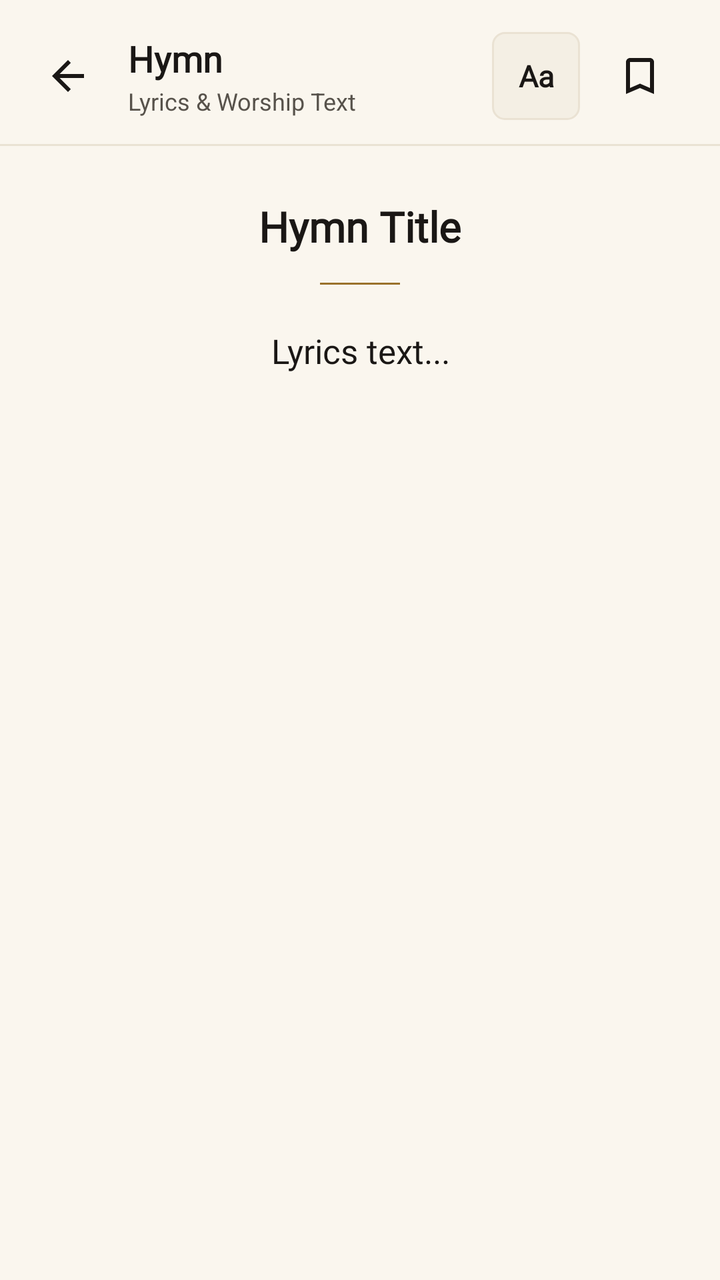
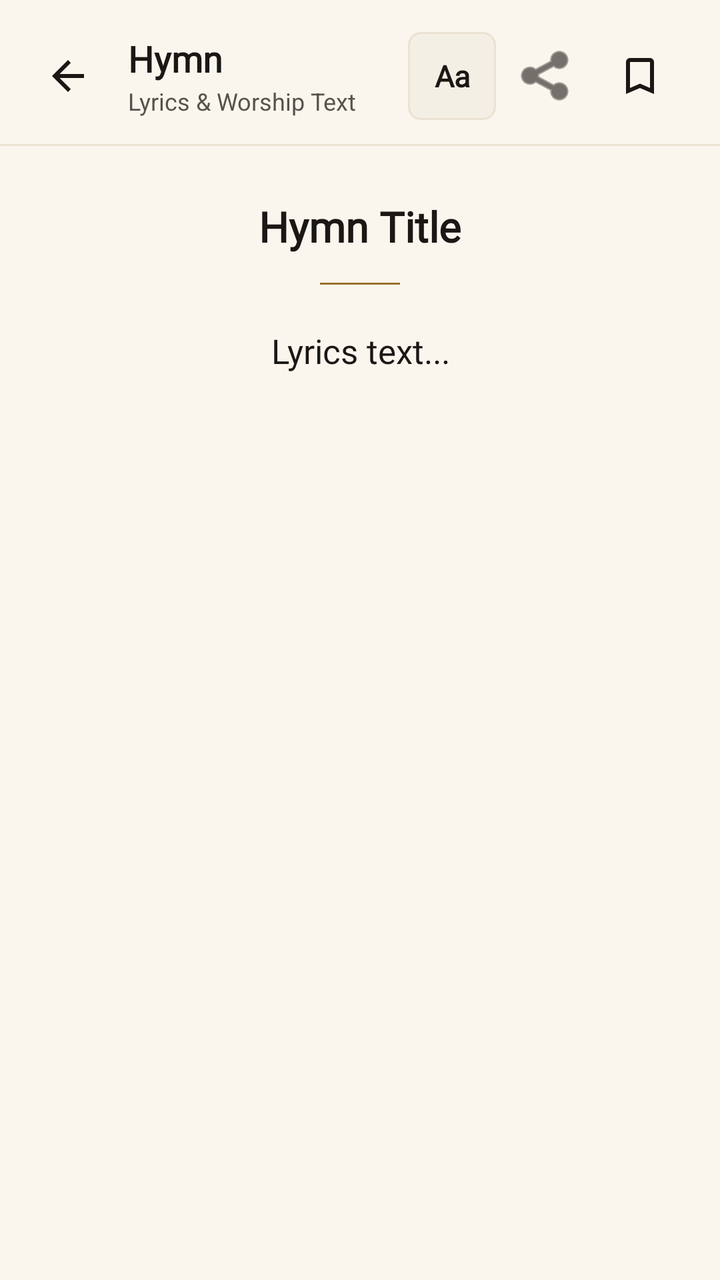

Screens rendered from an Android XML layout before and after an edit, with the pre-edit source and the edit as a unified diff.
<!-- AndroidManifest.xml: application theme AppTheme -->
<!-- res/layout/lyrics.xml -->
<?xml version="1.0" encoding="utf-8"?>
<LinearLayout
	xmlns:android="http://schemas.android.com/apk/res/android"
	xmlns:app="http://schemas.android.com/apk/res-auto"
	xmlns:tools="http://schemas.android.com/tools"
	android:layout_width="match_parent"
	android:layout_height="match_parent"
	android:background="@color/colorBackground"
	android:orientation="vertical">

	
	<LinearLayout
		android:layout_width="match_parent"
		android:layout_height="wrap_content"
		android:orientation="horizontal"
		android:gravity="center_vertical"
		android:paddingStart="10dp"
		android:paddingEnd="16dp"
		android:paddingTop="14dp"
		android:paddingBottom="10dp">

		<ImageButton
			android:id="@+id/btn_back"
			android:layout_width="48dp"
			android:layout_height="48dp"
			android:background="?android:attr/selectableItemBackgroundBorderless"
			android:src="@drawable/ic_arrow_back"
			android:contentDescription="Back"
			app:tint="@color/colorTextPrimary" />

		<LinearLayout
			android:layout_width="0dp"
			android:layout_height="wrap_content"
			android:layout_weight="1"
			android:layout_marginStart="6dp"
			android:orientation="vertical">

			<TextView
				android:id="@+id/header_title"
				android:layout_width="wrap_content"
				android:layout_height="wrap_content"
				android:fontFamily="@font/crimson_pro"
				android:text="Hymn"
				android:textColor="@color/colorTextPrimary"
				android:textSize="18sp"
				android:textStyle="bold"
				android:singleLine="true"
				android:ellipsize="end" />

			<TextView
				android:id="@+id/header_subtitle"
				android:layout_width="wrap_content"
				android:layout_height="wrap_content"
				android:layout_marginTop="1dp"
				android:fontFamily="sans-serif"
				android:text="Lyrics &amp; Worship Text"
				android:textColor="@color/colorTextSecondary"
				android:textSize="12sp" />
		</LinearLayout>

		
		<TextView
			android:id="@+id/btn_aa"
			android:layout_width="44dp"
			android:layout_height="44dp"
			android:gravity="center"
			android:background="@drawable/bg_search_bar"
			android:fontFamily="@font/crimson_pro"
			android:contentDescription="Typography and theme settings"
			android:text="Aa"
			android:textColor="@color/colorTextPrimary"
			android:textSize="15sp"
			android:textStyle="bold"
			android:clickable="true"
			android:focusable="true"
			android:foreground="?android:attr/selectableItemBackground"
			android:layout_marginEnd="6dp" />

		<ImageButton
			android:id="@+id/btn_bookmark"
			android:layout_width="48dp"
			android:layout_height="48dp"
			android:background="?android:attr/selectableItemBackgroundBorderless"
			android:src="@drawable/ic_bookmark_border"
			android:contentDescription="Save"
			app:tint="@color/colorTextPrimary" />
	</LinearLayout>

	
	<View
		android:layout_width="match_parent"
		android:layout_height="1dp"
		android:background="@color/colorCardBorder" />

	
	<ScrollView
		android:id="@+id/vscroll1"
		android:layout_width="match_parent"
		android:layout_height="match_parent"
		android:fillViewport="true"
		android:scrollbars="vertical">

		<LinearLayout
			android:id="@+id/linear1"
			android:layout_width="match_parent"
			android:layout_height="wrap_content"
			android:orientation="vertical"
			android:gravity="center_horizontal"
			android:paddingHorizontal="24dp"
			android:paddingTop="26dp"
			android:paddingBottom="48dp">

			<TextView
				android:id="@+id/tv_title"
				android:layout_width="wrap_content"
				android:layout_height="wrap_content"
				android:gravity="center"
				android:fontFamily="@font/crimson_pro"
				android:text="Hymn Title"
				android:textColor="@color/colorTextPrimary"
				android:textSize="21sp"
				android:textStyle="bold"
				android:lineSpacingMultiplier="1.2" />

			
			<View
				android:layout_width="40dp"
				android:layout_height="1dp"
				android:layout_marginTop="14dp"
				android:layout_marginBottom="24dp"
				android:background="@color/colorAntiqueGold" />

			<TextView
				android:id="@+id/tv_lyrics"
				android:layout_width="match_parent"
				android:layout_height="wrap_content"
				android:gravity="center_horizontal"
				android:includeFontPadding="false"
				android:fontFamily="@font/crimson_pro"
				android:text="Lyrics text..."
				android:textColor="@color/colorTextPrimary"
				android:textSize="17sp"
				android:lineSpacingMultiplier="1.52" />
		</LinearLayout>
	</ScrollView>
</LinearLayout>
<!-- resources referenced by this layout -->
<resources>
  <color name="colorAntiqueGold">#9A722C</color>
  <color name="colorBackground">#FAF6EE</color>
  <color name="colorCardBorder">#EAE2D3</color>
  <color name="colorTextPrimary">#1A1715</color>
  <color name="colorTextSecondary">#57524B</color>
  <!-- drawable bg_search_bar (drawable) -->
  <?xml version="1.0" encoding="utf-8"?>
  <shape xmlns:android="http://schemas.android.com/apk/res/android"
      android:shape="rectangle">
      <corners android:radius="6dp" />
      <solid android:color="@color/colorSearchBg" />
      <stroke
          android:width="1dp"
          android:color="@color/colorCardBorder" />
  </shape>
  <!-- drawable ic_arrow_back (drawable) -->
  <vector xmlns:android="http://schemas.android.com/apk/res/android"
      android:width="24dp"
      android:height="24dp"
      android:viewportWidth="24"
      android:viewportHeight="24">
      <path
          android:fillColor="?attr/colorControlNormal"
          android:pathData="M20,11H7.83l5.59,-5.59L12,4l-8,8 8,8 1.41,-1.41L7.83,13H20v-2z"/>
  </vector>
  <!-- drawable ic_bookmark_border (drawable) -->
  <vector xmlns:android="http://schemas.android.com/apk/res/android"
      android:width="24dp"
      android:height="24dp"
      android:viewportWidth="24"
      android:viewportHeight="24">
      <path
          android:fillColor="?attr/colorControlNormal"
          android:pathData="M17,3H7c-1.1,0 -2,0.9 -2,2v16l7,-3 7,3V5c0,-1.1 -0.9,-2 -2,-2zm0,15l-5,-2.18L7,18V5h10v13z"/>
  </vector>
  <style name="AppTheme" parent="Theme.MaterialComponents.DayNight.NoActionBar">
          <item name="colorPrimary">@color/colorPrimary</item>
          <item name="colorPrimaryDark">@color/colorPrimaryDark</item>
          <item name="colorAccent">@color/colorAccent</item>
          <item name="colorSurface">@color/colorSurface</item>
          <item name="colorOnPrimary">@android:color/white</item>
          <item name="android:windowBackground">@color/colorBackground</item>
          <item name="android:statusBarColor">@android:color/transparent</item>
          <item name="android:navigationBarColor">@android:color/transparent</item>
          <item name="android:windowLightStatusBar" tools:targetApi="m">true</item>
          <item name="android:windowLightNavigationBar" tools:targetApi="o_mr1">true</item>
          <item name="android:windowLayoutInDisplayCutoutMode" tools:targetApi="p">shortEdges</item>
          <item name="colorControlHighlight">@color/colorControlHighlight</item>
          <item name="colorControlNormal">@color/colorControlNormal</item>
          <item name="android:textColor">@color/colorTextPrimary</item>
      </style>
  <color name="colorSearchBg">#F4EFE4</color>
  <color name="colorPrimary">#1A1715</color>
  <color name="colorPrimaryDark">#0D1524</color>
  <color name="colorAccent">#9A722C</color>
  <color name="colorSurface">#FFFDF9</color>
  <color name="colorControlHighlight">#EAE2D3</color>
  <color name="colorControlNormal">#787167</color>
</resources>

<!-- the commit's change to res/layout/lyrics.xml (unified diff, before → after) -->
@@ -74,7 +74,16 @@
 			android:clickable="true"
 			android:focusable="true"
 			android:foreground="?android:attr/selectableItemBackground"
-			android:layout_marginEnd="6dp" />
+			android:layout_marginEnd="4dp" />
+
+		<ImageButton
+			android:id="@+id/btn_share"
+			android:layout_width="44dp"
+			android:layout_height="44dp"
+			android:background="?android:attr/selectableItemBackgroundBorderless"
+			android:src="@android:drawable/ic_menu_share"
+			android:contentDescription="Share or copy hymn"
+			app:tint="@color/colorTextPrimary" />
 
 		<ImageButton
 			android:id="@+id/btn_bookmark"
